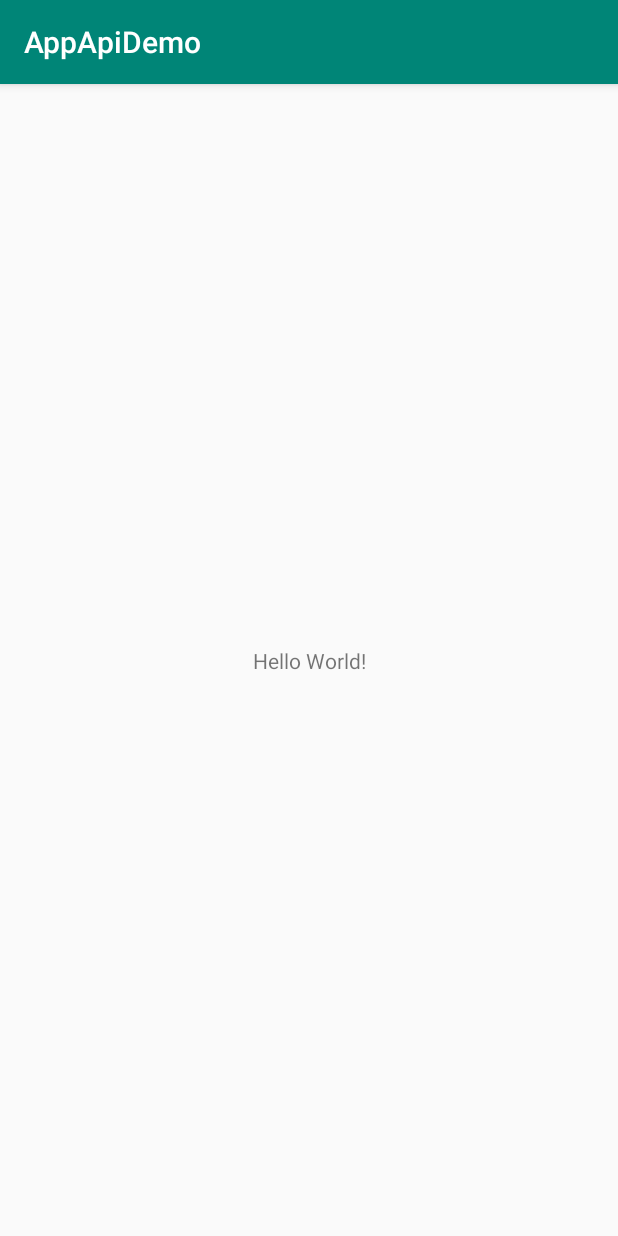
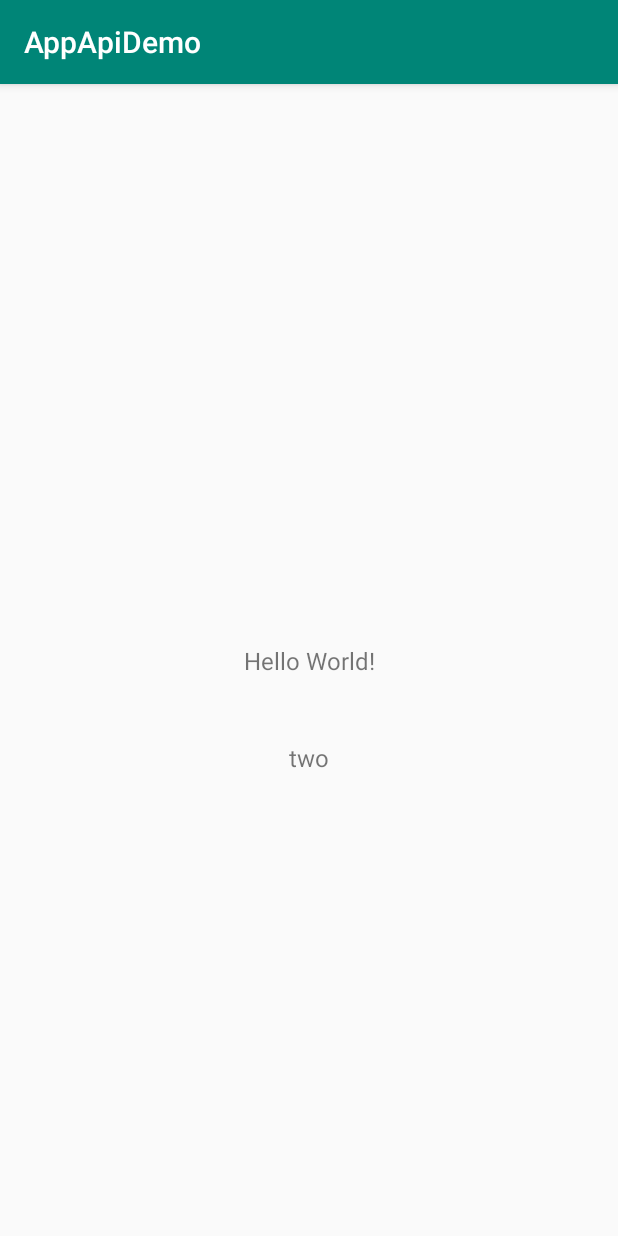
Before and after one commit to MohammedSDev/app-api, an Android app: the screen it shows after launch (MainActivity), on a phone screen of 412 x 824 dp. Run offline under Robolectric (Android 15) with nearby library versions, the phone set to English and light mode, and no system bars; our stand-ins replace RxJava; libraries missing offline, so code that uses them is left out: org.java_websocket.client, org.java_websocket.handshake; 2 statements that could not run were skipped.

```diff
--- a/app/src/main/java/com/digital/appapidemo/MainActivity.kt
+++ b/app/src/main/java/com/digital/appapidemo/MainActivity.kt
@@ -6,6 +6,7 @@ import android.util.Base64
 import android.util.Log
 import com.digital.app.*
 import com.digital.app.api.*
+import com.digital.app.config.AppConfig
 import com.digital.app.config.AppUploadableFile
 import com.digital.app.config.Constants
 import kotlinx.android.synthetic.main.activity_main.*
@@ -24,6 +25,16 @@ class MainActivity : AppCompatActivity() {
         setContentView(R.layout.activity_main)
 
 
+
+
+        val ws = webSocket()
+
+        tv.setOnClickListener {
+            ws.connect()
+        }
+        tv2.setOnClickListener {
+            ws.send("Hello socket:${System.currentTimeMillis()}")
+        }
     }
 
 
--- a/app/src/main/res/layout/activity_main.xml
+++ b/app/src/main/res/layout/activity_main.xml
@@ -9,6 +9,8 @@
 
     <TextView
             android:id="@+id/tv"
+            android:padding="20dp"
+            android:textSize="16sp"
             android:layout_width="wrap_content"
             android:layout_height="wrap_content"
             android:text="Hello World!"
@@ -16,5 +18,17 @@
             app:layout_constraintLeft_toLeftOf="parent"
             app:layout_constraintRight_toRightOf="parent"
             app:layout_constraintTop_toTopOf="parent"/>
+    <TextView
+            android:id="@+id/tv2"
+            android:padding="20dp"
+            android:layout_marginTop="130dp"
+            android:textSize="16sp"
+            android:layout_width="wrap_content"
+            android:layout_height="wrap_content"
+            android:text="two"
+            app:layout_constraintBottom_toBottomOf="parent"
+            app:layout_constraintLeft_toLeftOf="parent"
+            app:layout_constraintRight_toRightOf="parent"
+            app:layout_constraintTop_toTopOf="parent"/>
 
 </androidx.constraintlayout.widget.ConstraintLayout>
--- a/appapi/build.gradle
+++ b/appapi/build.gradle
@@ -44,7 +44,7 @@ dependencies {
     implementation 'com.squareup.retrofit2:converter-gson:2.5.0'
     implementation 'com.squareup.retrofit2:adapter-rxjava2:2.4.0'//2.3.0
     implementation 'com.squareup.okhttp3:logging-interceptor:3.11.0' //3.10.0
-
+    implementation "org.java-websocket:Java-WebSocket:1.4.1"
 }
 repositories {
     mavenCentral()
--- a/appapi/src/main/java/com/digital/app/HttpUtils.kt
+++ b/appapi/src/main/java/com/digital/app/HttpUtils.kt
@@ -1,6 +1,7 @@
 package com.digital.app
 
 
+import android.util.Log
 import com.digital.app.config.Constants
 import okhttp3.ResponseBody
 import java.io.IOException
@@ -151,6 +152,6 @@ fun <E : ErrorResponseModel> errorsHandling(errorModel: Class<E>, throwable: Thr
 }
 
 fun appApiLog(text: String, tag: String = "appapi") {
-//    Log.d(tag,text)
-    println(text)
+    Log.d(tag,text)
+//    println(text)
 }
--- a/appapi/src/main/java/com/digital/app/api/actions.kt
+++ b/appapi/src/main/java/com/digital/app/api/actions.kt
@@ -1,13 +1,19 @@
 package com.digital.app.api
 
-import com.digital.app.AppNetworkStatus
-import com.digital.app.DownloadModel
-import com.digital.app.ErrorResponseModel
-import com.digital.app.ResponseModel
-import okhttp3.OkHttpClient
-import okhttp3.Request
+import com.digital.app.*
+import com.google.gson.Gson
+import com.google.gson.JsonArray
+import com.google.gson.JsonObject
+import okhttp3.*
 import okhttp3.internal.ws.WebSocketProtocol
+import okio.ByteString
+import org.java_websocket.client.WebSocketClient
+import org.java_websocket.handshake.ServerHandshake
+import org.json.JSONArray
+import org.json.JSONObject
 import java.io.File
+import java.lang.Exception
+import java.net.URI
 import javax.net.SocketFactory
 
 fun <T : ResponseModel, E : ErrorResponseModel> post(
@@ -110,8 +116,9 @@ fun <T : ResponseModel, E : ErrorResponseModel, A : AppFunctions<T, E>> get(
     errorMode: Class<E>
 ): A {
     val appReq = AppRequestParam("")
-    val instance2 = customAppFunction.getConstructor(AppMethod::class.java, AppRequestParam::class.java)
-        .newInstance(AppMethod.GET, appReq)
+    val instance2 =
+        customAppFunction.getConstructor(AppMethod::class.java, AppRequestParam::class.java)
+            .newInstance(AppMethod.GET, appReq)
     instance2.responseModel = responseModel
     instance2.errorModel = errorMode
 
@@ -124,8 +131,9 @@ fun <T : ResponseModel, E : ErrorResponseModel, A : AppFunctions<T, E>> put(
     errorMode: Class<E>
 ): A {
     val appReq = AppRequestParam("")
-    val instance2 = customAppFunction.getConstructor(AppMethod::class.java, AppRequestParam::class.java)
-        .newInstance(AppMethod.PUT, appReq)
+    val instance2 =
+        customAppFunction.getConstructor(AppMethod::class.java, AppRequestParam::class.java)
+            .newInstance(AppMethod.PUT, appReq)
     instance2.responseModel = responseModel
     instance2.errorModel = errorMode
 
@@ -138,8 +146,9 @@ fun <T : ResponseModel, E : ErrorResponseModel, A : AppFunctions<T, E>> delete(
     errorMode: Class<E>
 ): A {
     val appReq = AppRequestParam("")
-    val instance2 = customAppFunction.getConstructor(AppMethod::class.java, AppRequestParam::class.java)
-        .newInstance(AppMethod.DELETE, appReq)
+    val instance2 =
+        customAppFunction.getConstructor(AppMethod::class.java, AppRequestParam::class.java)
+            .newInstance(AppMethod.DELETE, appReq)
     instance2.responseModel = responseModel
     instance2.errorModel = errorMode
 
@@ -166,7 +175,7 @@ fun download(
     onError: (e: ErrorResponseModel) -> Unit
 ) {
 
-    AppFunctions<DownloadModel,ErrorResponseModel>(AppMethod.GET, appRequestParam).also {
+    AppFunctions<DownloadModel, ErrorResponseModel>(AppMethod.GET, appRequestParam).also {
         it.responseModel = DownloadModel::class.java
         it.errorModel = ErrorResponseModel::class.java
     }.also {
@@ -179,15 +188,305 @@ fun download(
         .download(file)
 }
 
+class WebSocketActions(
+    private val ws: WebSocket? = null,
+    private val wsClient: WebSocketClient? = null
+) {
+    fun send(tx: String) {
+        ws?.send(tx) ?: wsClient?.send(tx)
+    }
 
-fun webSocket(){
-    val f = SocketFactory.getDefault()
-        Request.Builder()
-            .url("wss://echo.websocket.org")
-            .build()
-    OkHttpClient.Builder()
-        .socketFactory(f)
-        .build()
-        .newWebSocket()
+    fun connect() {
+        appApiLog("wsClient?.isOpen:${wsClient?.isOpen}")
+        wsClient?.connect()
+    }
+
+
 
 }
+
+
+
+fun webSocketOkHttp(): WebSocketActions {
+
+    val r = Request.Builder()
+//            .url("wss://echo.websocket.org")
+        .url("ws://api-dev-new.sprentapp.com:8001")
+        .build()
+    val listener = object : WebSocketListener() {
+        override fun onOpen(webSocket: WebSocket, response: Response) {
+            super.onOpen(webSocket, response)
+            appApiLog("::onOpen")
+
+        }
+
+        override fun onFailure(webSocket: WebSocket, t: Throwable, response: Response?) {
+            super.onFailure(webSocket, t, response)
+            appApiLog("::onFailure")
+        }
+
+        override fun onClosing(webSocket: WebSocket, code: Int, reason: String) {
+            super.onClosing(webSocket, code, reason)
+            appApiLog("::onClosing,reason:$reason")
+        }
+
+        override fun onMessage(webSocket: WebSocket, text: String) {
+            super.onMessage(webSocket, text)
+            appApiLog("::onMessage,text:$text")
+        }
+
+        override fun onMessage(webSocket: WebSocket, bytes: ByteString) {
+            super.onMessage(webSocket, bytes)
+            appApiLog("::onMessage,bytes")
+        }
+
+        override fun onClosed(webSocket: WebSocket, code: Int, reason: String) {
+            super.onClosed(webSocket, code, reason)
+            appApiLog("::onClosed,reason:$reason")
+        }
+    }
+    return WebSocketActions(
+        OkHttpClient.Builder()
+            .build()
+//            .also {
+//                it.dispatcher().executorService().shutdown()
+//            }
+            .newWebSocket(r, listener)
+
+    )
+
+
+}
+
+fun webSocket(): WebSocketActions {
+    val messageBuilder = MessageBuilder()
+    val token = "47546.58b6766433f87baa3264658724196f69"
+    val uId = "47546"
+    val ws = object : WebSocketClient(URI("ws://api-dev-new.sprentapp.com:8001")) {
+        override fun onOpen(handshakedata: ServerHandshake?) {
+            appApiLog("onOpen,httpStatus:${handshakedata?.httpStatus}")
+            appApiLog("onOpen,httpStatusMessage:${handshakedata?.httpStatusMessage}")
+
+            //start handCheck
+            val map = mapOf(
+                "token" to token,
+                "user_id" to uId
+            )
+
+            val handcheck = messageBuilder.getHandcheckRequestMessage(map)
+            send(handcheck)
+        }
+
+        override fun onClose(code: Int, reason: String?, remote: Boolean) {
+            appApiLog("onClose,reason:$reason,remote:$remote")
+        }
+
+        var client: String = ""
+        var isSubDid = false
+        var map: Map<String, String> = mapOf(
+            "token" to token,
+            "user_id" to uId
+        )
+
+        override fun onMessage(message: String?) {
+            appApiLog("onMessage:$message")
+            //if handCheck success -> start connect
+            val json = JSONArray(message)[0] as JSONObject
+            when (json.getString("channel")) {
+                MessageBuilder.HANDSHAKE_CHANNEL -> {
+                    //start connect
+                    client = json.getString("clientId")
+                    //subscribe
+                    if (!isSubDid) {
+                        val sub =
+                            messageBuilder.getSubscribeRequestMessage(client, "/sprenter/1425", map)
+                        send(sub)
+                        isSubDid = true
+                    }
+                    val connect = messageBuilder.getConnectRequestMessage(client, map)
+                    send(connect)
+                }
+                MessageBuilder.CONNECT_CHANNEL -> {
+                    //keep connecting
+                    val connect = messageBuilder.getConnectRequestMessage(client, map,false)
+                    send(connect)
+
+                }
+                MessageBuilder.SUBSCRIBE_CHANNEL -> {
+
+
+                    val map = mapOf(
+                        "token" to token,
+                        "user_id" to uId
+                    )
+                    val sub =
+                        messageBuilder.getCustomRequestMessage2(
+                            client,
+                            "new locations start update",
+//                            "/sprenters/1425",
+                            "/sprenter/1425",
+                            map
+                        )
+                    send(sub)
+
+                }
+            }
+            /*
+            * handCheck message:
+            * [{
+	"channel": "/meta/handshake",
+	"successful": true,
+	"version": "1.0",
+	"supportedConnectionTypes": ["long-polling", "cross-origin-long-polling", "callback-polling", "websocket", "eventsource", "in-process"],
+	"clientId": "vkr738ayki6zhdzfs3sbhqcexg6k606",
+	"advice": {
+		"reconnect": "retry",
+		"interval": 0,
+		"timeout": 60000
+	}
+}]
+            * */
+        }
+
+        override fun onError(ex: Exception?) {
+            appApiLog("onError:${ex?.message}")
+        }
+
+    }
+        .apply { connectionLostTimeout = 0 }
+
+
+    return WebSocketActions(wsClient = ws)
+
+
+}
+
+
+internal class MessageBuilder {
+    val KEY_CHANNEL = "channel"
+    val KEY_VERSION = "version"
+    val KEY_MIN_VERSION = "minimumVersion"
+    val KEY_SUPPORT_CONNECTION_TYPES = "supportedConnectionTypes"
+    val KEY_CLIENT_ID = "clientId"
+    val KEY_SUBSCRIPTION = "subscription"
+    val KEY_CONNECTION_TYPE = "connectionType"
+    val KEY_DATA = "data"
+    val KEY_EXT = "ext"
+    //val KEY_ID = "id"
+
+    //channels
+    companion object {
+        val HANDSHAKE_CHANNEL = "/meta/handshake"
+        val CONNECT_CHANNEL = "/meta/connect"
+        val DISCONNECT_CHANNEL = "/meta/disconnect"
+        val SUBSCRIBE_CHANNEL = "/meta/subscribe"
+        val UNSUBSCRIBE_CHANNEL = "/meta/unsubscribe"
+    }
+
+    //values
+    private val VERSION_VALUE = "1.0"
+    private val MIN_VERSION_VALUE = "1.0beta"
+    private var mClientId: String? = null
+    private var SUPPORT_CONNECTION_TYPES_VALUE: Array<String> = arrayOf("long-polling", "websocket")
+    private var CONNECTION_TYPE_VALUE = "long-polling"
+
+
+    fun getHandcheckRequestMessage(ext: Map<String, String>): String {
+        val mes = mapOf<String, Any>(
+            KEY_CHANNEL to HANDSHAKE_CHANNEL,
+            KEY_VERSION to VERSION_VALUE,
+            KEY_MIN_VERSION to MIN_VERSION_VALUE,
+            KEY_SUPPORT_CONNECTION_TYPES to SUPPORT_CONNECTION_TYPES_VALUE
+        ).plus(ext)
+
+        val result = Gson().toJson(mes)
+
+        appApiLog("handcheck result:$result")
+        return result
+    }
+
+    fun getConnectRequestMessage(
+        clientId: String,
+        ext: Map<String, String>,
+        wiAdvice: Boolean = false
+    ): String {
+        val mes = hashMapOf<String, Any>(
+            KEY_CHANNEL to CONNECT_CHANNEL,
+            KEY_CLIENT_ID to clientId,
+            KEY_CONNECTION_TYPE to CONNECTION_TYPE_VALUE
+        )
+        if (wiAdvice)
+            mes["advice"] = mapOf(
+                "reconnect" to "handshake"
+            )
+        val result = Gson().toJson(mes.plus(ext))
+
+        appApiLog("Connect result:$result")
+        return result
+    }
+
+    fun getSubscribeRequestMessage(
+        clientId: String,
+        channel: String,
+        ext: Map<String, String>
+    ): String {
+        val mes = mapOf<String, Any>(
+            KEY_CHANNEL to SUBSCRIBE_CHANNEL,
+            KEY_CLIENT_ID to clientId,
+            KEY_SUBSCRIPTION to channel
+        ).plus(ext)
+
+        val result = Gson().toJson(mes)
+
+        appApiLog("Subscribe result:$result")
+        return result
+    }
+
+    fun getCustomRequestMessage(
+        clientId: String,
+        sendMes: String,
+        channel: String,
+        ext: Map<String, String>
+    ): String {
+        val mes = mapOf<String, Any>(
+            KEY_CHANNEL to channel,
+            KEY_CLIENT_ID to clientId,
+            "data" to mapOf("lat" to sendMes),
+            //"ext" to ext,
+            "id" to ""
+        ).plus(ext)
+
+        val result = Gson().toJson(mes)
+
+        appApiLog("Custom result:$result")
+        return result
+    }
+    fun getCustomRequestMessage2(
+        clientId: String,
+        sendMes: String,
+        channel: String,
+        ext: Map<String, String>
+    ): String {
+        //val rr = "{\"channel\":\"\\/sprenters\\/47546\",\"data\":{\"lat\":24.695497512817383,\"lon\":45.68199920654297},\"clientId\":\"euvus3uuz8bogrgqdamej37c86adib0\",\"ext\":{\"token\":\"47546.58b6766433f87baa3264658724196f69\",\"user_id\":\"47546\"},\"id\":\"\"}"
+        //return rr
+
+        //\/sprenters\/47546
+        val mes = mapOf<String, Any>(
+            KEY_CHANNEL to channel,
+            KEY_CLIENT_ID to clientId,
+            "data" to mapOf("lat" to "25,1234"),
+            "ext" to ext,
+            "id" to ""
+        )
+
+        val result = Gson().toJson(mes)
+
+        appApiLog("Custom result:$result")
+        return result
+    }
+}
+
+
+//refrences:
+//https://cumulocity.com/guides/reference/real-time-notifications/
+//https://developer.salesforce.com/docs/atlas.en-us.api_streaming.meta/api_streaming/using_streaming_api_client_connection.htm
```
Also changed, not shown: 1 other file.
